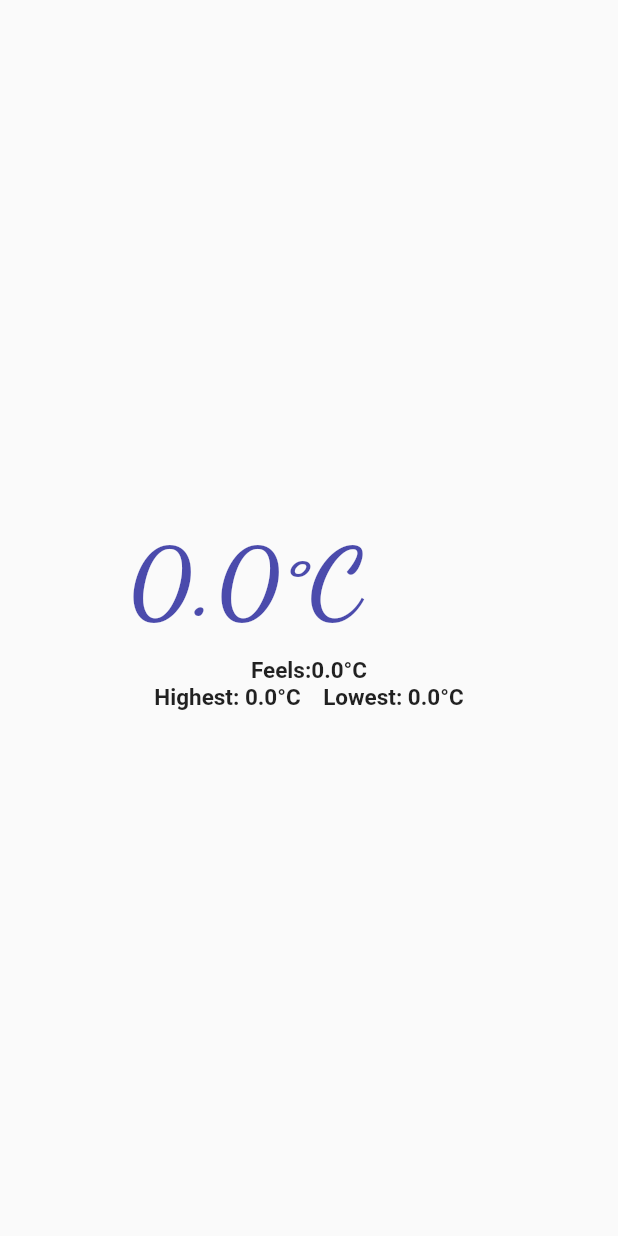
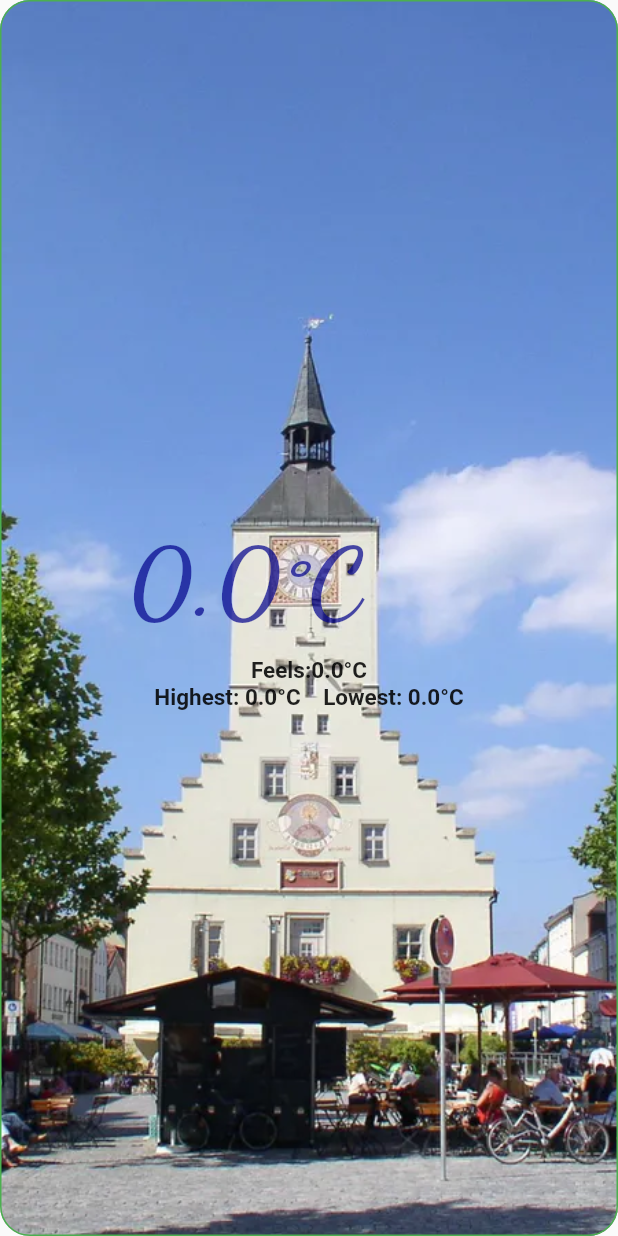
Before and after one commit to United-AI/AppDeggendorf_Flutter, a Flutter app: what weatherBox() shows on an empty page, opened directly, on a phone screen of 412 x 824 dp. Run offline on Flutter 3.47's test engine with Material 2 defaults, Android fonts, the phone set to English and light mode, and no system bars; our stand-ins replace carousel_slider, flutter_speed_dial, google_fonts, shared_preferences, sqflite; missing offline and left inert: dart:html, shared_preferences_web; accounts and stored records are empty; network calls fail.

Commit message:
weather background updated + homepage design updated

```diff
--- a/lib/bottom_navigation_bar_buttons/home_page/homepage manager/home_page.dart
+++ b/lib/bottom_navigation_bar_buttons/home_page/homepage manager/home_page.dart
@@ -76,10 +76,14 @@ class _MyStatefulWidgetState extends State<MyStatefulWidget> {
                               new MyList(context).myListToBeTappedOn[index],
                         ));
                   },
+                  child: Padding(
+                      padding: const EdgeInsets.all(8.0),
                       child: Container(
                         height: 125,
                         child: new MyList(context).myListToBeDisplayed[index],
-                    ));
+                      ) //Container
+                      ),
+                );
               },
               childCount: new MyList(context).myListToBeDisplayed.length,
             ),
--- /dev/null
+++ b/lib/bottom_navigation_bar_buttons/home_page/weather/background_weather_image.dart
@@ -0,0 +1,37 @@
+import 'package:deggendorf_app/bottom_navigation_bar_buttons/home_page/weather/weather.dart';
+import 'package:flutter/cupertino.dart';
+
+class BackgroundImage {
+  String weatherDescription = "";
+
+  BackgroundImage(String weatherDescription) {
+    this.weatherDescription = weatherDescription;
+  }
+
+  AssetImage currentWeatherBackground() {
+    if (weatherDescription != "") {
+      switch (weatherDescription) {
+        case "clear sky":
+          return AssetImage("weather/clear-sky.jpg");
+        case "few clouds":
+          return AssetImage("weather/few-clouds.jpg");
+        case "scattered clouds":
+          return AssetImage("weather/scattered-clouds.jpg");
+        case "broken clouds":
+          return AssetImage("weather/broken-clouds.jpg");
+        case "rain":
+          return AssetImage("weather/rain.jpg");
+        case "thunderstorm":
+          return AssetImage("weather/thunderstorm.jpg");
+        case "snow":
+          return AssetImage("weather/snow.jpg");
+        case "mist":
+          return AssetImage("weather/mist.jpg");
+      }
+    }
+    for (int i = 0; i < 100; i++) {
+      print(weatherDescription);
+    }
+    return AssetImage("assets/degg.png");
+  }
+}
--- a/lib/bottom_navigation_bar_buttons/home_page/weather/current_weather.dart
+++ b/lib/bottom_navigation_bar_buttons/home_page/weather/current_weather.dart
@@ -1,4 +1,5 @@
 import 'dart:convert';
+import 'package:deggendorf_app/bottom_navigation_bar_buttons/home_page/weather/background_weather_image.dart';
 import 'package:flutter/material.dart';
 import 'package:http/http.dart' as http;
 import 'package:google_fonts/google_fonts.dart';
@@ -34,14 +35,18 @@ class _CurrentWeatherState extends State<CurrentWeather> {
 }
 
 Container actualWeatherContainer(BuildContext context) {
-  late WeatherData weather;
+  late WeatherData weather = new WeatherData(
+      temperature: 0.0,
+      feelsLike: 0.0,
+      low: 0.0,
+      high: 0.0,
+      description:
+          "This is the initialized value. An error has definitely occurred");
+  String weatherDescription = "";
+
   return Container(
     width: MediaQuery.of(context).size.width,
     height: MediaQuery.of(context).size.height,
-    decoration: const BoxDecoration(
-        image: DecorationImage(
-            image: AssetImage('assets/chuttersnap-TSgwbumanuE-unsplash1.jpg'),
-            fit: BoxFit.cover)),
     child: FutureBuilder(
       builder: (buildContext, snapshot) {
         if (snapshot.connectionState == ConnectionState.done) {
@@ -49,6 +54,7 @@ Container actualWeatherContainer(BuildContext context) {
           if (weather == null) {
             return const Text("Error getting weather");
           } else {
+            weatherDescription = "${weather.description}";
             return weatherBox(weather);
           }
         } else {
@@ -61,11 +67,22 @@ Container actualWeatherContainer(BuildContext context) {
 }
 
 Widget weatherBox(WeatherData weather) {
-  return Column(
+  return Flexible(
+      flex: 1,
+      child: Container(
+          decoration: BoxDecoration(
+              border: Border.all(color: Colors.green),
+              borderRadius: BorderRadius.circular(20),
+              image: DecorationImage(
+                  image: new BackgroundImage("${weather.description}").currentWeatherBackground(),
+                  fit: BoxFit.cover)),
+          child: Column(
               mainAxisAlignment: MainAxisAlignment.center,
               children: <Widget>[
             //padding: const EdgeInsets.fromLTRB(0, 150, 0, 0),
-    Row(
+            Flexible(
+                flex: 1,
+                child: Row(
                   mainAxisAlignment: MainAxisAlignment.spaceEvenly,
                   crossAxisAlignment: CrossAxisAlignment.end,
                   children: [
@@ -76,16 +93,18 @@ Widget weatherBox(WeatherData weather) {
                             fontWeight: FontWeight.bold)),
                     Text("${weather.description}",
                         style: GoogleFonts.pacifico(
-                fontSize: 30, color: Color.fromRGBO(0, 0, 139, 0.7)))
+                            fontSize: 30,
+                            color: Color.fromRGBO(0, 0, 139, 0.7)))
                   ],
-    ),
+                )),
             Padding(
                 padding: const EdgeInsets.fromLTRB(0, 10, 0, 0),
                 child: Text("Feels:${weather.feelsLike}°C",
-            style: TextStyle(fontWeight: FontWeight.bold, fontSize: 15))),
+                    style:
+                        TextStyle(fontWeight: FontWeight.bold, fontSize: 15))),
             Text("Highest: ${weather.high}°C    Lowest: ${weather.low}°C",
                 style: TextStyle(fontWeight: FontWeight.bold, fontSize: 15)),
-  ]);
+          ])));
 }
 
 Future getCurrentWeather() async {
```
Also changed, not shown: assets/weather/broken-clouds.jpg (added), assets/weather/clear-sky.jpg (added), assets/weather/few-clouds.jpg (renamed from assets/chuttersnap-TSgwbumanuE-unsplash1.jpg), assets/weather/mist.jpg (added), assets/weather/rain.jpg (added), assets/weather/scattered-clouds.jpg (added), assets/weather/shower-rain.jpg (added), assets/weather/snow.jpg (added), assets/weather/thunderstorm.jpg (added). Lines whose indentation alone changed are shown as unchanged.
